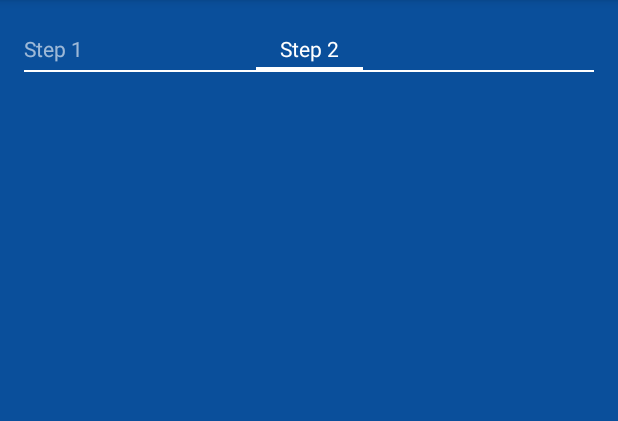
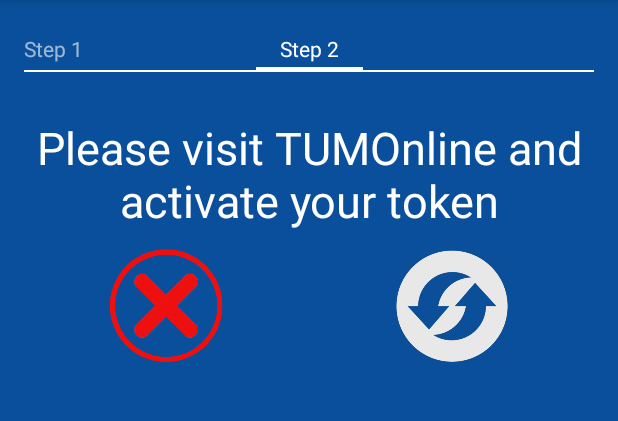
Before and after one commit to grandcat/tum_getin, an Android app: the screen it shows after launch (MainActivity), after a tap on "Step 2", on a phone screen of 412 x 824 dp, the part 84-505 px from its top. Run offline under Robolectric (Android 15) with nearby library versions, the phone set to English and light mode, and no system bars; pictures from the network do not load.

Commit message:
[Android] Step 2 first layout

```diff
--- a/code/mobileDoorAccess/app/src/main/java/com/tca/mobiledooraccess/MainActivity.java
+++ b/code/mobileDoorAccess/app/src/main/java/com/tca/mobiledooraccess/MainActivity.java
@@ -93,6 +93,22 @@ public class MainActivity extends ActionBarActivity {
         viewPager = (ViewPager) findViewById(R.id.viewPager);
         adapterViewPager = new MyPagerAdapter(getSupportFragmentManager());
         viewPager.setAdapter(adapterViewPager);
+        viewPager.setOnPageChangeListener(new ViewPager.OnPageChangeListener() {
+            @Override
+            public void onPageScrolled(int position, float positionOffset, int positionOffsetPixels) {
+
+            }
+
+            @Override
+            public void onPageSelected(int position) {
+                ((OnRefreshListener) adapterViewPager.getItem(position)).onRefresh();
+            }
+
+            @Override
+            public void onPageScrollStateChanged(int state) {
+
+            }
+        });
         MainActivity.context = getApplicationContext();
 
     }
@@ -114,12 +130,18 @@ public class MainActivity extends ActionBarActivity {
         // as you specify a parent activity in AndroidManifest.xml.
         int id = item.getItemId();
 
-        //noinspection SimplifiableIfStatement
-        if (id == R.id.action_delete_account) {
-            return true;
+        switch (id){
+            case R.id.action_delete_account:
+                return true;
+            case R.id.action_update_key_pair:
+                return true;
+            case R.id.action_update_pseudo_id:
+                return true;
         }
         return super.onOptionsItemSelected(item);
     }
+
+
 
 //    private void checkAppStatus(){
 //        SharedPreferences settings;
@@ -186,7 +208,7 @@ public class MainActivity extends ActionBarActivity {
             // Log.d(TAG, "Shutting down NFC MessageExchange service.");
         }
     }
-    public static class MyPagerAdapter extends FragmentPagerAdapter {
+    public static class MyPagerAdapter extends FragmentPagerAdapter{
         private static int NUM_ITEMS = 2;
 
         public MyPagerAdapter(FragmentManager fragmentManager) {
@@ -210,7 +232,6 @@ public class MainActivity extends ActionBarActivity {
                     return null;
             }
         }
-
         // Returns the page title for the top indicator
         @Override
         public CharSequence getPageTitle(int position) {
--- /dev/null
+++ b/code/mobileDoorAccess/app/src/main/java/com/tca/mobiledooraccess/OnRefreshListener.java
@@ -0,0 +1,8 @@
+package com.tca.mobiledooraccess;
+
+/**
+ * Created by basti on 08.07.15.
+ */
+public interface OnRefreshListener {
+    public void onRefresh();
+}
--- a/code/mobileDoorAccess/app/src/main/java/com/tca/mobiledooraccess/RegisterStep1.java
+++ b/code/mobileDoorAccess/app/src/main/java/com/tca/mobiledooraccess/RegisterStep1.java
@@ -24,14 +24,17 @@ import android.widget.Toast;
 
 
 
-public class RegisterStep1 extends Fragment {
-
-
+public class RegisterStep1 extends Fragment implements OnRefreshListener{
+    private static final String TAG = "RegisterStep1";
     public static final String TUM_GETIN_PREFERENCES = "TGI_PREFS";
-    public static final String TAG = "NotRegisteredActivity";
     private Backend backend;
     private SharedPreferences appSettings;
     ProgressDialog mProgressDialog;
+
+
+    public void onRefresh(){
+        Log.d(TAG, "Refresh");
+    }
 
     // Store instance variables based on arguments passed
     @Override
@@ -131,6 +134,7 @@ public class RegisterStep1 extends Fragment {
             super.onPostExecute(aVoid);
             onServerResponse();
         }
+
     }
 
 }
--- a/code/mobileDoorAccess/app/src/main/java/com/tca/mobiledooraccess/RegisterStep2.java
+++ b/code/mobileDoorAccess/app/src/main/java/com/tca/mobiledooraccess/RegisterStep2.java
@@ -2,6 +2,7 @@ package com.tca.mobiledooraccess;
 
 import android.os.Bundle;
 import android.support.v4.app.Fragment;
+import android.util.Log;
 import android.view.LayoutInflater;
 import android.view.View;
 import android.view.ViewGroup;
@@ -9,7 +10,14 @@ import android.view.ViewGroup;
 /**
  * Created by basti on 07.07.15.
  */
-public class RegisterStep2 extends Fragment {
+public class RegisterStep2 extends Fragment implements OnRefreshListener{
+
+    private static final String TAG = "RegisterStep2";
+
+
+    public void onRefresh(){
+        Log.d(TAG, "Refresh");
+    }
 
     // Store instance variables based on arguments passed
     @Override
@@ -23,6 +31,4 @@ public class RegisterStep2 extends Fragment {
         View view = inflater.inflate(R.layout.fragment_register_step2, container, false);
         return view;
     }
-
-
 }
--- a/code/mobileDoorAccess/app/src/main/res/layout/fragment_register_step2.xml
+++ b/code/mobileDoorAccess/app/src/main/res/layout/fragment_register_step2.xml
@@ -1,7 +1,49 @@
 <?xml version="1.0" encoding="utf-8"?>
 <LinearLayout xmlns:android="http://schemas.android.com/apk/res/android"
-    android:orientation="vertical" android:layout_width="match_parent"
-    android:layout_height="match_parent">
+    android:orientation="vertical"
+    android:layout_width="match_parent"
+    android:layout_height="match_parent"
+    android:background="#ff0a4f9b">
+
+    <TextView
+        android:layout_width="fill_parent"
+        android:layout_height="wrap_content"
+        android:gravity="center"
+        android:text="Please visit TUMOnline and activate your token"
+        android:background="#ff0a4f9b"
+        android:textColor="#ffffffff"
+        android:textSize="30dp"
+        android:paddingTop="30dp"
+        android:clickable="false" />
+
+
+
+    <LinearLayout
+        android:layout_width="match_parent"
+        android:layout_height="wrap_content"
+        android:orientation="horizontal">
+        <ImageView
+            android:layout_width="wrap_content"
+            android:layout_height="100dp"
+            android:layout_weight="0.5"
+            android:id="@+id/imageTokenStatus"
+            android:src="@drawable/token_not_activated"
+            android:background="#ff0a4f9b"
+            android:paddingBottom="10dp"
+            android:paddingTop="10dp"/>
+        <ImageView
+            android:layout_width="wrap_content"
+            android:layout_height="100dp"
+            android:layout_gravity="center"
+            android:layout_weight="0.5"
+            android:id="@+id/imageUpdate"
+            android:src="@drawable/update_status"
+            android:background="#ff0a4f9b"
+            android:paddingBottom="10dp"
+            android:paddingTop="10dp"
+            android:clickable="true"
+            />
+    </LinearLayout>
 
 
 
```
Also changed, not shown: code/mobileDoorAccess/app/src/main/res/drawable/token_activated.jpg (added), code/mobileDoorAccess/app/src/main/res/drawable/token_not_activated.jpg (added), code/mobileDoorAccess/app/src/main/res/drawable/update_status.jpg (added).
